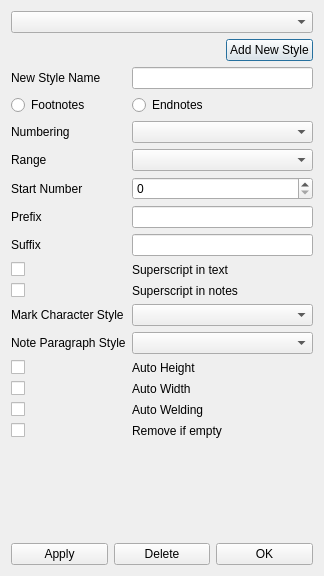
Above: Scribus/scribus/ui/notesstyleseditor.ui from AlterScribus/ece15 before the change. Below: the same form after it.
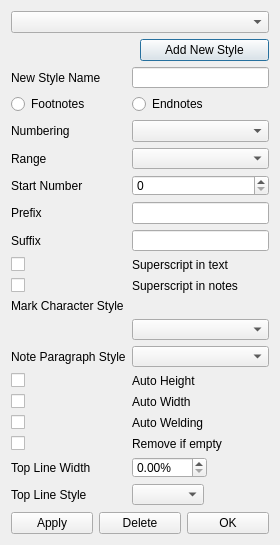
That is the form after the change. Custom widgets are drawn as their Qt base class.

Commit message: Initial work on top line for noteframes

Patch:
```diff
--- a/Scribus/scribus/ui/notesstyleseditor.ui
+++ b/Scribus/scribus/ui/notesstyleseditor.ui
@@ -6,12 +6,12 @@
    <rect>
     <x>0</x>
     <y>0</y>
-    <width>324</width>
-    <height>576</height>
+    <width>280</width>
+    <height>545</height>
    </rect>
   </property>
   <property name="sizePolicy">
-   <sizepolicy hsizetype="Expanding" vsizetype="Preferred">
+   <sizepolicy hsizetype="MinimumExpanding" vsizetype="Minimum">
     <horstretch>0</horstretch>
     <verstretch>0</verstretch>
    </sizepolicy>
@@ -25,13 +25,11 @@
   <property name="windowTitle">
    <string>Notes Styles Editor</string>
   </property>
-  <layout class="QGridLayout" name="gridLayout">
-   <item row="1" column="0">
-    <layout class="QVBoxLayout" name="verticalLayout">
+  <layout class="QVBoxLayout" name="verticalLayout_2">
      <item>
       <widget class="QComboBox" name="NSlistBox">
        <property name="sizePolicy">
-        <sizepolicy hsizetype="Expanding" vsizetype="Fixed">
+      <sizepolicy hsizetype="MinimumExpanding" vsizetype="Fixed">
          <horstretch>0</horstretch>
          <verstretch>0</verstretch>
         </sizepolicy>
@@ -48,13 +46,25 @@
          <property name="sizeHint" stdset="0">
           <size>
            <width>40</width>
-           <height>20</height>
+         <height>13</height>
           </size>
          </property>
         </spacer>
        </item>
        <item>
         <widget class="QPushButton" name="NewButton">
+       <property name="sizePolicy">
+        <sizepolicy hsizetype="MinimumExpanding" vsizetype="Fixed">
+         <horstretch>0</horstretch>
+         <verstretch>0</verstretch>
+        </sizepolicy>
+       </property>
+       <property name="minimumSize">
+        <size>
+         <width>0</width>
+         <height>0</height>
+        </size>
+       </property>
          <property name="text">
           <string>Add New Style</string>
          </property>
@@ -64,6 +74,9 @@
      </item>
      <item>
       <layout class="QFormLayout" name="formLayout">
+     <property name="fieldGrowthPolicy">
+      <enum>QFormLayout::ExpandingFieldsGrow</enum>
+     </property>
        <item row="0" column="0">
         <widget class="QLabel" name="NewNameLabel">
          <property name="text">
@@ -72,12 +85,19 @@
         </widget>
        </item>
        <item row="0" column="1">
-        <widget class="QLineEdit" name="NewNameEdit"/>
+      <widget class="QLineEdit" name="NewNameEdit">
+       <property name="sizePolicy">
+        <sizepolicy hsizetype="MinimumExpanding" vsizetype="Fixed">
+         <horstretch>0</horstretch>
+         <verstretch>0</verstretch>
+        </sizepolicy>
+       </property>
+      </widget>
        </item>
        <item row="1" column="0">
         <widget class="QRadioButton" name="FootRadio">
          <property name="sizePolicy">
-          <sizepolicy hsizetype="Expanding" vsizetype="Fixed">
+        <sizepolicy hsizetype="MinimumExpanding" vsizetype="Fixed">
            <horstretch>0</horstretch>
            <verstretch>0</verstretch>
           </sizepolicy>
@@ -159,7 +179,14 @@
         </widget>
        </item>
        <item row="5" column="1">
-        <widget class="QLineEdit" name="PrefixEdit"/>
+      <widget class="QLineEdit" name="PrefixEdit">
+       <property name="sizePolicy">
+        <sizepolicy hsizetype="MinimumExpanding" vsizetype="Fixed">
+         <horstretch>0</horstretch>
+         <verstretch>0</verstretch>
+        </sizepolicy>
+       </property>
+      </widget>
        </item>
        <item row="6" column="0">
         <widget class="QLabel" name="SuffixLabel">
@@ -169,7 +196,14 @@
         </widget>
        </item>
        <item row="6" column="1">
-        <widget class="QLineEdit" name="SuffixEdit"/>
+      <widget class="QLineEdit" name="SuffixEdit">
+       <property name="sizePolicy">
+        <sizepolicy hsizetype="MinimumExpanding" vsizetype="Fixed">
+         <horstretch>0</horstretch>
+         <verstretch>0</verstretch>
+        </sizepolicy>
+       </property>
+      </widget>
        </item>
        <item row="7" column="0">
         <widget class="QCheckBox" name="SuperMasterCheck">
@@ -212,89 +246,119 @@
          </property>
         </widget>
        </item>
-       <item row="9" column="1">
-        <widget class="CharStyleComboBox" name="charStyleCombo">
-         <property name="sizePolicy">
-          <sizepolicy hsizetype="Expanding" vsizetype="Fixed">
-           <horstretch>0</horstretch>
-           <verstretch>0</verstretch>
-          </sizepolicy>
-         </property>
-        </widget>
-       </item>
-       <item row="10" column="0">
+     <item row="11" column="0">
         <widget class="QLabel" name="paraStyleComboLabel">
          <property name="text">
           <string>Note Paragraph Style</string>
          </property>
         </widget>
        </item>
-       <item row="10" column="1">
+     <item row="11" column="1">
         <widget class="ParaStyleComboBox" name="paraStyleCombo">
          <property name="sizePolicy">
-          <sizepolicy hsizetype="Expanding" vsizetype="Fixed">
+        <sizepolicy hsizetype="MinimumExpanding" vsizetype="Fixed">
            <horstretch>0</horstretch>
            <verstretch>0</verstretch>
           </sizepolicy>
          </property>
         </widget>
        </item>
-       <item row="11" column="0">
+     <item row="12" column="0">
         <widget class="QCheckBox" name="AutoH">
          <property name="text">
           <string/>
          </property>
         </widget>
        </item>
-       <item row="11" column="1">
+     <item row="12" column="1">
         <widget class="QLabel" name="AutoHLabel">
          <property name="text">
           <string>Auto Height</string>
          </property>
         </widget>
        </item>
-       <item row="12" column="0">
+     <item row="13" column="0">
         <widget class="QCheckBox" name="AutoW">
          <property name="text">
           <string/>
          </property>
         </widget>
        </item>
-       <item row="12" column="1">
+     <item row="13" column="1">
         <widget class="QLabel" name="AutoWLabel">
          <property name="text">
           <string>Auto Width</string>
          </property>
         </widget>
        </item>
-       <item row="13" column="0">
+     <item row="14" column="0">
         <widget class="QCheckBox" name="AutoWeld">
          <property name="text">
           <string/>
          </property>
         </widget>
        </item>
-       <item row="13" column="1">
+     <item row="14" column="1">
         <widget class="QLabel" name="AutoWeldLabel">
          <property name="text">
           <string>Auto Welding</string>
          </property>
         </widget>
        </item>
-       <item row="14" column="0">
+     <item row="15" column="0">
         <widget class="QCheckBox" name="AutoRemove">
          <property name="text">
           <string/>
          </property>
         </widget>
        </item>
-       <item row="14" column="1">
+     <item row="15" column="1">
         <widget class="QLabel" name="AutoRemoveLabel">
          <property name="text">
           <string>Remove if empty</string>
          </property>
         </widget>
        </item>
+     <item row="16" column="0">
+      <widget class="QLabel" name="topLineWidthLabel">
+       <property name="text">
+        <string>Top Line Width</string>
+       </property>
+      </widget>
+     </item>
+     <item row="17" column="0">
+      <widget class="QLabel" name="topLineStyleLabel">
+       <property name="text">
+        <string>Top Line Style</string>
+       </property>
+      </widget>
+     </item>
+     <item row="17" column="1">
+      <widget class="QComboBox" name="topLineStyleCombo"/>
+     </item>
+     <item row="10" column="1">
+      <widget class="CharStyleComboBox" name="charStyleCombo">
+       <property name="sizePolicy">
+        <sizepolicy hsizetype="MinimumExpanding" vsizetype="Fixed">
+         <horstretch>0</horstretch>
+         <verstretch>0</verstretch>
+        </sizepolicy>
+       </property>
+      </widget>
+     </item>
+     <item row="16" column="1">
+      <widget class="QDoubleSpinBox" name="topLineWidthSpin">
+       <property name="suffix">
+        <string>%</string>
+       </property>
+       <property name="decimals">
+        <number>2</number>
+       </property>
+       <property name="maximum">
+        <double>100.000000000000000</double>
+       </property>
+      </widget>
+     </item>
       </layout>
      </item>
      <item>
@@ -340,7 +404,18 @@
        </item>
       </layout>
      </item>
-    </layout>
+   <item>
+    <spacer name="verticalSpacer">
+     <property name="orientation">
+      <enum>Qt::Vertical</enum>
+     </property>
+     <property name="sizeHint" stdset="0">
+      <size>
+       <width>20</width>
+       <height>40</height>
+      </size>
+     </property>
+    </spacer>
    </item>
   </layout>
  </widget>
```
Lines whose indentation alone changed are shown as unchanged. The commit also changes 11 other files.
